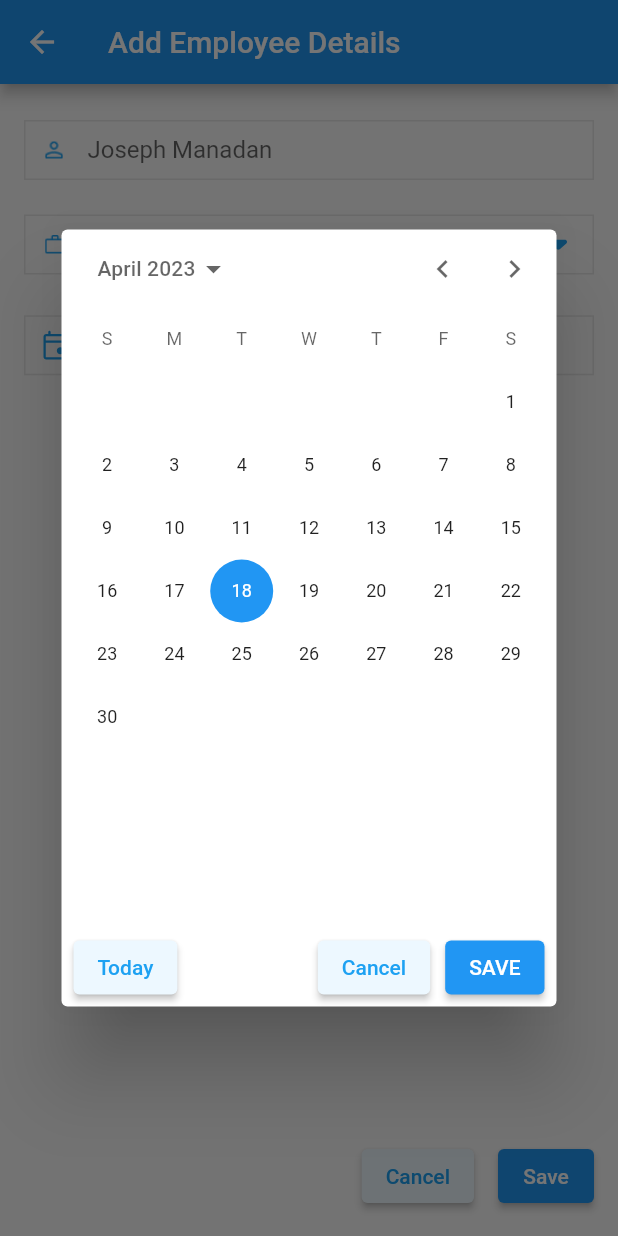
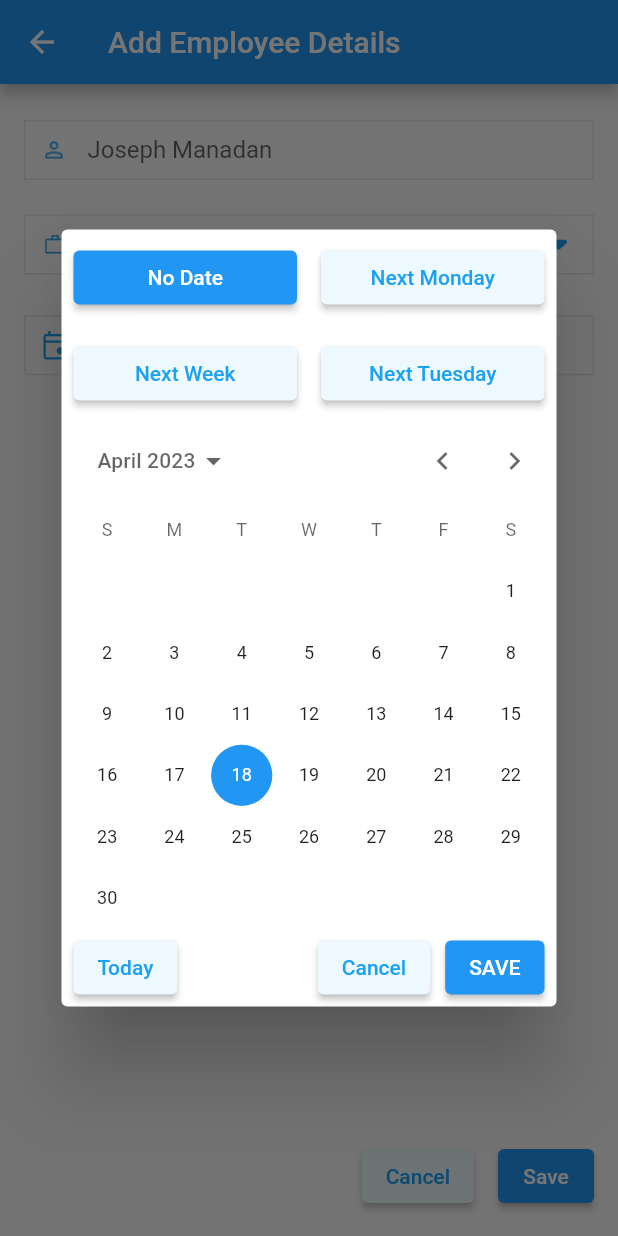
Before and after one commit to imofidul/employee_management, a Flutter app: the AddEmployeeScreen screen opened directly, after a tap on "Today", on a phone screen of 412 x 824 dp. Run offline on Flutter 3.47's test engine with Material 2 defaults, Android fonts, the phone set to English and light mode, and no system bars; our stand-ins replace flutter_svg, fluttertoast, google_fonts, sqflite; accounts and stored records are empty.

Commit message:
more custom button added

```diff
--- a/lib/widgets/app_custom_date_picker.dart
+++ b/lib/widgets/app_custom_date_picker.dart
@@ -4,6 +4,7 @@ import 'dart:math' as math;
 
 import 'package:employee_management/app_util.dart';
 import 'package:employee_management/widgets/app_custom_calender_date_picker.dart';
+import 'package:employee_management/widgets/extenstions.dart';
 import 'package:flutter/gestures.dart' show DragStartBehavior;
 import 'package:flutter/material.dart';
 import 'package:flutter/rendering.dart';
@@ -493,6 +494,60 @@ class _DatePickerDialogState extends State<DatePickerDialog> with RestorationMix
                   crossAxisAlignment: CrossAxisAlignment.stretch,
                   children: <Widget>[
                     //header,
+                    Row(
+                      children: [
+                        Expanded(
+                          child: Padding(
+                            padding: const EdgeInsets.all(8.0),
+                            child: ElevatedButton(
+                                onPressed: (){
+                              Navigator.pop(context,null);
+                            }, child:  Text("No Date",style: GoogleFonts.roboto(color: AppColor.colorOnPrimary),)),
+                          ),
+                        ),
+                        Expanded(
+                          child: Padding(
+                            padding: const EdgeInsets.all(8.0),
+                            child: ElevatedButton(
+                              style: ElevatedButton.styleFrom(backgroundColor: const Color(0xffEDF8FF)),
+                                onPressed: (){
+                                  DateTime today = DateTime.now();
+                                  DateTime nextMonday=today.next(DateTime.monday);
+                                  Navigator.pop(context,nextMonday);
+
+                                }, child:  Text("Next Monday",style: GoogleFonts.roboto(color: AppColor.primaryColor),)),
+                          ),
+                        )
+                      ],
+                    ),
+                    Row(
+                      children: [
+                        Expanded(
+                          child: Padding(
+                            padding: const EdgeInsets.all(8.0),
+                            child: ElevatedButton(
+                               style: ElevatedButton.styleFrom(backgroundColor: const Color(0xffEDF8FF)),
+                                onPressed: (){
+                                 DateTime dateTime=DateTime.now();
+                                 DateTime nextWeekDate=dateTime.add(const Duration(days: 7));
+                                  Navigator.pop(context,nextWeekDate);
+                                }, child:  Text("Next Week",style: GoogleFonts.roboto(color: AppColor.primaryColor),)),
+                          ),
+                        ),
+                        Expanded(
+                          child: Padding(
+                            padding: const EdgeInsets.all(8.0),
+                            child: ElevatedButton(
+                                style: ElevatedButton.styleFrom(backgroundColor: const Color(0xffEDF8FF)),
+                                onPressed: (){
+                                  DateTime today = DateTime.now();
+                                  DateTime nextTuesDay=today.next(DateTime.tuesday);
+                                  Navigator.pop(context,nextTuesDay);
+                                }, child:  Text("Next Tuesday",style: GoogleFonts.roboto(color: AppColor.primaryColor),)),
+                          ),
+                        )
+                      ],
+                    ),
                     Expanded(child: picker),
                     actions,
                   ],
@@ -503,6 +558,29 @@ class _DatePickerDialogState extends State<DatePickerDialog> with RestorationMix
                   crossAxisAlignment: CrossAxisAlignment.stretch,
                   children: <Widget>[
                     //header,
+                    Row(
+                      children: [
+                        Expanded(
+                          child: Padding(
+                            padding: const EdgeInsets.all(8.0),
+                            child: ElevatedButton(
+                                onPressed: (){
+                                  Navigator.pop(context,null);
+                                }, child:  Text("No Date",style: GoogleFonts.roboto(color: AppColor.colorOnPrimary),)),
+                          ),
+                        ),
+                        Expanded(
+                          child: Padding(
+                            padding: const EdgeInsets.all(8.0),
+                            child: ElevatedButton(
+                                style: ElevatedButton.styleFrom(backgroundColor: const Color(0xffEDF8FF)),
+                                onPressed: (){
+                                  Navigator.pop(context,null);
+                                }, child:  Text("Next Monday",style: GoogleFonts.roboto(color: AppColor.primaryColor),)),
+                          ),
+                        )
+                      ],
+                    ),
                     Flexible(
                       child: Column(
                         mainAxisSize: MainAxisSize.min,
```
Also changed, not shown: lib/widgets/extenstions.dart (added, +9 -0 lines).
